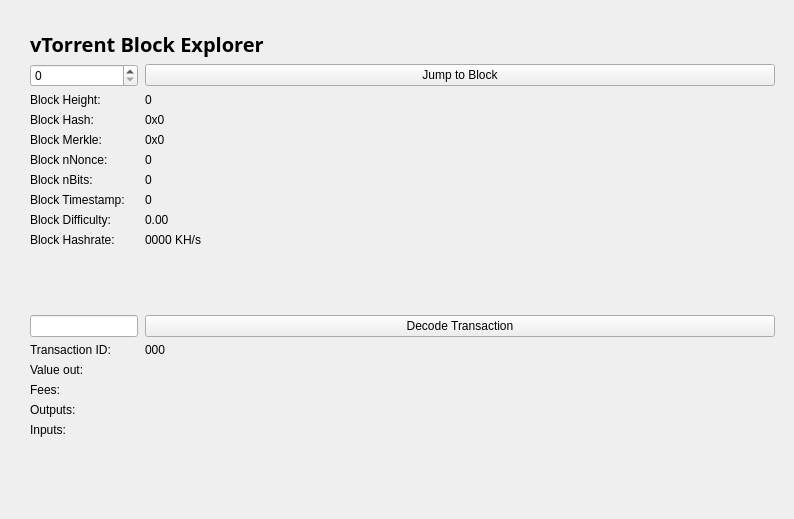
Above: src/qt/forms/blockbrowser.ui from vtorrent/vTorrent-Client before the change. Below: the same form after it.
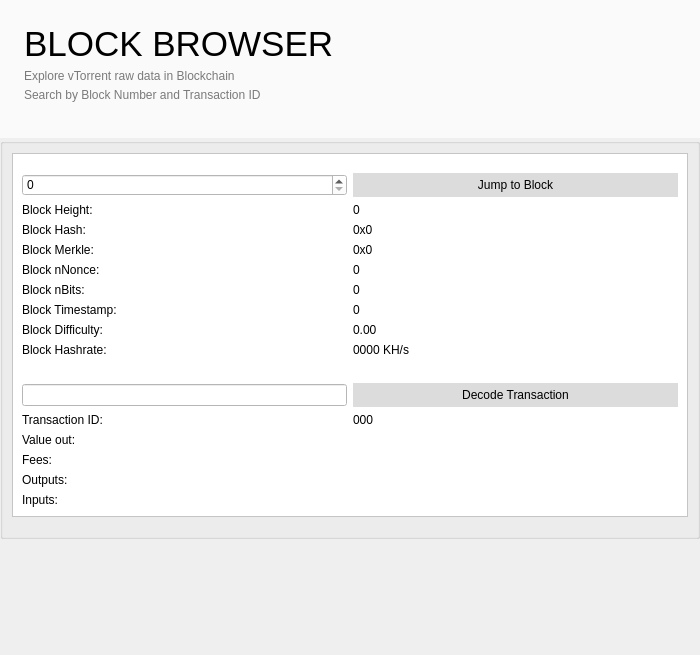
That is the form after the change.

Commit message:
vTorrent-Client 0.7.2 Beta
Major beta release

Diff of the .ui file:
```diff
--- a/src/qt/forms/blockbrowser.ui
+++ b/src/qt/forms/blockbrowser.ui
@@ -12,19 +12,13 @@
    <rect>
     <x>0</x>
     <y>0</y>
-    <width>794</width>
-    <height>519</height>
+    <width>700</width>
+    <height>655</height>
    </rect>
   </property>
-  <property name="sizePolicy">
-   <sizepolicy hsizetype="Preferred" vsizetype="Preferred">
-    <horstretch>0</horstretch>
-    <verstretch>0</verstretch>
-   </sizepolicy>
-  </property>
   <property name="minimumSize">
    <size>
-    <width>0</width>
+    <width>700</width>
     <height>0</height>
    </size>
   </property>
@@ -34,97 +28,188 @@
   <property name="windowTitle">
    <string>Form</string>
   </property>
-  <layout class="QGridLayout">
+  <layout class="QVBoxLayout" name="verticalLayout_3">
+   <property name="spacing">
+    <number>0</number>
+   </property>
    <property name="sizeConstraint">
     <enum>QLayout::SetMaximumSize</enum>
    </property>
    <property name="leftMargin">
-    <number>21</number>
+    <number>0</number>
    </property>
    <property name="topMargin">
-    <number>21</number>
+    <number>0</number>
    </property>
    <property name="rightMargin">
-    <number>10</number>
+    <number>0</number>
    </property>
-   <item row="1" column="0">
-    <widget class="QWidget" name="widget" native="true">
-     <layout class="QVBoxLayout" name="verticalLayout">
+   <property name="bottomMargin">
+    <number>0</number>
+   </property>
       <item>
+    <widget class="QFrame" name="MessagesTitle">
+     <property name="styleSheet">
+      <string notr="true">#MessagesTitle { 
+	background-color: rgb(250, 250, 250);
+}</string>
+     </property>
+     <property name="frameShape">
+      <enum>QFrame::NoFrame</enum>
+     </property>
+     <layout class="QVBoxLayout" name="verticalLayout_6">
+      <property name="spacing">
+       <number>5</number>
+      </property>
+      <property name="leftMargin">
+       <number>24</number>
+      </property>
+      <property name="topMargin">
+       <number>24</number>
+      </property>
+      <property name="rightMargin">
+       <number>24</number>
+      </property>
+      <property name="bottomMargin">
+       <number>36</number>
+      </property>
+      <item>
+       <widget class="QFrame" name="frame_10">
        <layout class="QHBoxLayout" name="horizontalLayout_4">
         <property name="spacing">
-         <number>7</number>
+          <number>5</number>
+         </property>
+         <property name="leftMargin">
+          <number>0</number>
+         </property>
+         <property name="topMargin">
+          <number>0</number>
+         </property>
+         <property name="rightMargin">
+          <number>0</number>
+         </property>
+         <property name="bottomMargin">
+          <number>0</number>
         </property>
         <item>
-         <widget class="QLabel" name="label_5">
+          <widget class="QLabel" name="label_9">
           <property name="font">
            <font>
-            <family>Open Sans,sans-serif</family>
+             <pointsize>26</pointsize>
            </font>
           </property>
           <property name="text">
-           <string>&lt;html&gt;&lt;head/&gt;&lt;body&gt;&lt;p&gt;&lt;span style=&quot; font-size:20px; font-weight:600; color:#000000;&quot;&gt;vTorrent Block Explorer &lt;/span&gt;&lt;/p&gt;&lt;/body&gt;&lt;/html&gt;</string>
+            <string>BLOCK BROWSER</string>
+           </property>
+           <property name="alignment">
+            <set>Qt::AlignBottom|Qt::AlignLeading|Qt::AlignLeft</set>
           </property>
          </widget>
         </item>
         <item>
-         <spacer name="horizontalSpacer_2">
+          <spacer name="horizontalSpacer_5">
           <property name="orientation">
            <enum>Qt::Horizontal</enum>
           </property>
+           <property name="sizeType">
+            <enum>QSizePolicy::Expanding</enum>
+           </property>
           <property name="sizeHint" stdset="0">
            <size>
-            <width>40</width>
+             <width>319</width>
             <height>20</height>
            </size>
           </property>
          </spacer>
         </item>
        </layout>
+       </widget>
       </item>
       <item>
-       <layout class="QGridLayout" name="gridLayout_3" rowstretch="0,0,0,0,0,0,0,0,0,0,0,0,0,0,0,0,0,0,0,0" columnstretch="0,0">
-        <property name="sizeConstraint">
-         <enum>QLayout::SetDefaultConstraint</enum>
-        </property>
-        <property name="horizontalSpacing">
-         <number>7</number>
-        </property>
-        <item row="17" column="1">
-         <widget class="QLabel" name="outputBox">
-          <property name="text">
-           <string/>
-          </property>
-          <property name="alignment">
-           <set>Qt::AlignLeading|Qt::AlignLeft|Qt::AlignTop</set>
-          </property>
-         </widget>
-        </item>
-        <item row="15" column="1">
-         <widget class="QLabel" name="valueBox">
+       <widget class="QFrame" name="frame_11">
+        <layout class="QVBoxLayout" name="verticalLayout_7">
+         <property name="spacing">
+          <number>5</number>
+         </property>
+         <property name="leftMargin">
+          <number>0</number>
+         </property>
+         <property name="topMargin">
+          <number>0</number>
+         </property>
+         <property name="rightMargin">
+          <number>0</number>
+         </property>
+         <property name="bottomMargin">
+          <number>0</number>
+         </property>
+         <item>
+          <widget class="QLabel" name="label_10">
+           <property name="styleSheet">
+            <string notr="true">QLabel {color: rgb(122, 122, 122);	 }
+
+</string>
+           </property>
           <property name="text">
-           <string/>
+            <string>Explore vTorrent raw data in Blockchain</string>
           </property>
          </widget>
         </item>
-        <item row="15" column="0">
-         <widget class="QLabel" name="valueLabel">
+         <item>
+          <widget class="QLabel" name="label_8">
+           <property name="styleSheet">
+            <string notr="true">QLabel {color: rgb(122, 122, 122);	 }
+
+</string>
+           </property>
           <property name="text">
-           <string>Value out:</string>
+            <string>Search by Block Number and Transaction ID</string>
           </property>
          </widget>
         </item>
-        <item row="18" column="0">
-         <widget class="QLabel" name="inputLabel">
-          <property name="text">
-           <string>Inputs:</string>
-          </property>
-          <property name="alignment">
-           <set>Qt::AlignLeading|Qt::AlignLeft|Qt::AlignTop</set>
-          </property>
-         </widget>
-        </item>
-        <item row="1" column="0">
+        </layout>
+       </widget>
+      </item>
+     </layout>
+    </widget>
+   </item>
+   <item>
+    <widget class="QGroupBox" name="groupBox">
+     <property name="title">
+      <string/>
+     </property>
+     <layout class="QVBoxLayout" name="verticalLayout_2">
+      <property name="spacing">
+       <number>5</number>
+      </property>
+      <item>
+       <widget class="QFrame" name="frame">
+        <property name="styleSheet">
+         <string notr="true">background-color: rgb(255,255,255);</string>
+        </property>
+        <property name="frameShape">
+         <enum>QFrame::StyledPanel</enum>
+        </property>
+        <layout class="QVBoxLayout" name="verticalLayout">
+         <item>
+          <spacer name="verticalSpacer_3">
+           <property name="orientation">
+            <enum>Qt::Vertical</enum>
+           </property>
+           <property name="sizeType">
+            <enum>QSizePolicy::Fixed</enum>
+           </property>
+           <property name="sizeHint" stdset="0">
+            <size>
+             <width>20</width>
+             <height>10</height>
+            </size>
+           </property>
+          </spacer>
+         </item>
+         <item>
+          <layout class="QHBoxLayout" name="horizontalLayout">
+           <item>
          <widget class="QSpinBox" name="heightBox">
           <property name="sizePolicy">
            <sizepolicy hsizetype="Preferred" vsizetype="Fixed">
@@ -137,261 +222,344 @@
           </property>
          </widget>
         </item>
-        <item row="6" column="1">
-         <widget class="QLabel" name="merkleBox">
-          <property name="minimumSize">
-           <size>
-            <width>187</width>
-            <height>0</height>
-           </size>
+           <item>
+            <widget class="QPushButton" name="blockButton">
+             <property name="styleSheet">
+              <string notr="true">QPushButton { background-color: rgb(220,220,220); color: rgb(0, 0, 0); border-style: outset; border-width: 0px; padding: 5px;
+}
+
+QPushButton:disabled { background-color: rgb(220,220,220,100); color: rgb(0, 0, 0, 100); border-style: outset; border-width: 0px; padding: 5px;
+}
+
+QPushButton:pressed { background-color: rgb(82,82,82); color: rgb(255,255,255); border-style: inset; border-width: 0px; padding: 5px;
+}
+
+QPushButton:hover { background-color: rgb(82,82,82,100); color: rgb(255,255,255); border-style: inset; border-width: 0px; padding: 5px;
+}</string>
           </property>
           <property name="text">
-           <string>0x0</string>
+              <string>Jump to Block</string>
           </property>
          </widget>
         </item>
-        <item row="19" column="0">
-         <spacer name="verticalSpacer">
-          <property name="orientation">
-           <enum>Qt::Vertical</enum>
-          </property>
-          <property name="sizeHint" stdset="0">
-           <size>
-            <width>20</width>
-            <height>40</height>
-           </size>
-          </property>
-         </spacer>
-        </item>
-        <item row="13" column="0">
-         <widget class="QLineEdit" name="txBox">
-          <property name="sizePolicy">
-           <sizepolicy hsizetype="Preferred" vsizetype="Fixed">
-            <horstretch>0</horstretch>
-            <verstretch>0</verstretch>
-           </sizepolicy>
-          </property>
-          <property name="inputMask">
-           <string comment="Transaction id" extracomment="Transaction id"/>
-          </property>
-          <property name="placeholderText">
-           <string/>
-          </property>
-         </widget>
-        </item>
-        <item row="11" column="1">
-         <widget class="QLabel" name="pawBox">
-          <property name="text">
-           <string>0000 KH/s</string>
-          </property>
-         </widget>
-        </item>
-        <item row="6" column="0">
-         <widget class="QLabel" name="merkleLabel">
-          <property name="text">
-           <string>Block Merkle:</string>
-          </property>
-         </widget>
-        </item>
-        <item row="14" column="1">
-         <widget class="QLabel" name="txID">
-          <property name="text">
-           <string>000</string>
-          </property>
-         </widget>
-        </item>
-        <item row="10" column="0">
-         <widget class="QLabel" name="hardLabel">
-          <property name="text">
-           <string>Block Difficulty:</string>
-          </property>
-         </widget>
-        </item>
-        <item row="17" column="0">
-         <widget class="QLabel" name="outputLabel">
-          <property name="text">
-           <string>Outputs:</string>
-          </property>
-          <property name="alignment">
-           <set>Qt::AlignLeading|Qt::AlignLeft|Qt::AlignTop</set>
-          </property>
-         </widget>
-        </item>
-        <item row="3" column="0">
+          </layout>
+         </item>
+         <item>
+          <layout class="QGridLayout" name="gridLayout">
+           <item row="0" column="0">
          <widget class="QLabel" name="heightLabel_2">
           <property name="text">
            <string>Block Height:</string>
           </property>
          </widget>
         </item>
-        <item row="4" column="0">
+           <item row="0" column="1">
+            <widget class="QLabel" name="heightLabel">
+             <property name="text">
+              <string>0</string>
+             </property>
+            </widget>
+           </item>
+           <item row="1" column="0">
          <widget class="QLabel" name="hashLabel">
           <property name="text">
            <string>Block Hash:</string>
           </property>
          </widget>
         </item>
-        <item row="3" column="1">
-         <widget class="QLabel" name="heightLabel">
-          <property name="text">
-           <string>0</string>
-          </property>
-         </widget>
-        </item>
-        <item row="16" column="1">
-         <widget class="QLabel" name="feesBox">
-          <property name="text">
-           <string/>
-          </property>
-         </widget>
-        </item>
-        <item row="12" column="0">
-         <spacer name="verticalSpacer_2">
-          <property name="orientation">
-           <enum>Qt::Vertical</enum>
-          </property>
-          <property name="sizeHint" stdset="0">
-           <size>
-            <width>20</width>
-            <height>40</height>
-           </size>
-          </property>
-         </spacer>
-        </item>
-        <item row="18" column="1">
-         <widget class="QLabel" name="inputBox">
-          <property name="text">
-           <string/>
-          </property>
-          <property name="alignment">
-           <set>Qt::AlignLeading|Qt::AlignLeft|Qt::AlignTop</set>
-          </property>
-         </widget>
-        </item>
-        <item row="14" column="0">
-         <widget class="QLabel" name="txLabel">
-          <property name="text">
-           <string>Transaction ID:</string>
-          </property>
-         </widget>
-        </item>
-        <item row="13" column="1">
-         <widget class="QPushButton" name="txButton">
-          <property name="text">
-           <string>Decode Transaction</string>
-          </property>
-         </widget>
-        </item>
         <item row="1" column="1">
-         <widget class="QPushButton" name="blockButton">
+            <widget class="QLabel" name="hashBox">
+             <property name="enabled">
+              <bool>true</bool>
+             </property>
+             <property name="sizePolicy">
+              <sizepolicy hsizetype="Preferred" vsizetype="Preferred">
+               <horstretch>0</horstretch>
+               <verstretch>0</verstretch>
+              </sizepolicy>
+             </property>
+             <property name="minimumSize">
+              <size>
+               <width>0</width>
+               <height>0</height>
+              </size>
+             </property>
           <property name="text">
-           <string>Jump to Block</string>
+              <string>0x0</string>
           </property>
          </widget>
         </item>
-        <item row="7" column="0">
+           <item row="2" column="0">
+            <widget class="QLabel" name="merkleLabel">
+             <property name="text">
+              <string>Block Merkle:</string>
+             </property>
+            </widget>
+           </item>
+           <item row="2" column="1">
+            <widget class="QLabel" name="merkleBox">
+             <property name="minimumSize">
+              <size>
+               <width>187</width>
+               <height>0</height>
+              </size>
+             </property>
+             <property name="text">
+              <string>0x0</string>
+             </property>
+            </widget>
+           </item>
+           <item row="3" column="0">
          <widget class="QLabel" name="nonceLabel">
           <property name="text">
            <string>Block nNonce:</string>
           </property>
          </widget>
         </item>
-        <item row="11" column="0">
-         <widget class="QLabel" name="pawLabel">
+           <item row="3" column="1">
+            <widget class="QLabel" name="nonceBox">
           <property name="text">
-           <string>Block Hashrate:</string>
+              <string>0</string>
           </property>
          </widget>
         </item>
-        <item row="8" column="0">
+           <item row="4" column="0">
          <widget class="QLabel" name="bitsLabel">
           <property name="text">
            <string>Block nBits:</string>
           </property>
          </widget>
         </item>
-        <item row="7" column="1">
-         <widget class="QLabel" name="nonceBox">
+           <item row="4" column="1">
+            <widget class="QLabel" name="bitsBox">
           <property name="text">
            <string>0</string>
           </property>
          </widget>
         </item>
-        <item row="9" column="0">
+           <item row="5" column="0">
          <widget class="QLabel" name="timeLabel">
           <property name="text">
            <string>Block Timestamp:</string>
           </property>
          </widget>
         </item>
-        <item row="10" column="1">
+           <item row="5" column="1">
+            <widget class="QLabel" name="timeBox">
+             <property name="text">
+              <string>0</string>
+             </property>
+            </widget>
+           </item>
+           <item row="6" column="0">
+            <widget class="QLabel" name="hardLabel">
+             <property name="text">
+              <string>Block Difficulty:</string>
+             </property>
+            </widget>
+           </item>
+           <item row="6" column="1">
          <widget class="QLabel" name="hardBox">
           <property name="text">
            <string>0.00</string>
           </property>
          </widget>
         </item>
-        <item row="8" column="1">
-         <widget class="QLabel" name="bitsBox">
+           <item row="7" column="0">
+            <widget class="QLabel" name="pawLabel">
           <property name="text">
-           <string>0</string>
+              <string>Block Hashrate:</string>
           </property>
          </widget>
         </item>
-        <item row="16" column="0">
+           <item row="7" column="1">
+            <widget class="QLabel" name="pawBox">
+             <property name="text">
+              <string>0000 KH/s</string>
+             </property>
+            </widget>
+           </item>
+          </layout>
+         </item>
+         <item>
+          <spacer name="verticalSpacer_2">
+           <property name="orientation">
+            <enum>Qt::Vertical</enum>
+           </property>
+           <property name="sizeType">
+            <enum>QSizePolicy::Fixed</enum>
+           </property>
+           <property name="sizeHint" stdset="0">
+            <size>
+             <width>20</width>
+             <height>20</height>
+            </size>
+           </property>
+          </spacer>
+         </item>
+         <item>
+          <layout class="QHBoxLayout" name="horizontalLayout_2">
+           <item>
+            <widget class="QLineEdit" name="txBox">
+             <property name="sizePolicy">
+              <sizepolicy hsizetype="Preferred" vsizetype="Fixed">
+               <horstretch>0</horstretch>
+               <verstretch>0</verstretch>
+              </sizepolicy>
+             </property>
+             <property name="inputMask">
+              <string comment="Transaction id" extracomment="Transaction id"/>
+             </property>
+             <property name="placeholderText">
+              <string/>
+             </property>
+            </widget>
+           </item>
+           <item>
+            <widget class="QPushButton" name="txButton">
+             <property name="styleSheet">
+              <string notr="true">QPushButton { background-color: rgb(220,220,220); color: rgb(0, 0, 0); border-style: outset; border-width: 0px; padding: 5px;
+}
+
+QPushButton:disabled { background-color: rgb(220,220,220,100); color: rgb(0, 0, 0, 100); border-style: outset; border-width: 0px; padding: 5px;
+}
+
+QPushButton:pressed { background-color: rgb(82,82,82); color: rgb(255,255,255); border-style: inset; border-width: 0px; padding: 5px;
+}
+
+QPushButton:hover { background-color: rgb(82,82,82,100); color: rgb(255,255,255); border-style: inset; border-width: 0px; padding: 5px;
+}</string>
+             </property>
+             <property name="text">
+              <string>Decode Transaction</string>
+             </property>
+            </widget>
+           </item>
+          </layout>
+         </item>
+         <item>
+          <layout class="QGridLayout" name="gridLayout_2">
+           <item row="0" column="0">
+            <widget class="QLabel" name="txLabel">
+             <property name="text">
+              <string>Transaction ID:</string>
+             </property>
+            </widget>
+           </item>
+           <item row="0" column="1">
+            <widget class="QLabel" name="txID">
+             <property name="text">
+              <string>000</string>
+             </property>
+            </widget>
+           </item>
+           <item row="1" column="0">
+            <widget class="QLabel" name="valueLabel">
+             <property name="text">
+              <string>Value out:</string>
+             </property>
+            </widget>
+           </item>
+           <item row="1" column="1">
+            <widget class="QLabel" name="valueBox">
+             <property name="text">
+              <string/>
+             </property>
+            </widget>
+           </item>
+           <item row="2" column="0">
          <widget class="QLabel" name="feesLabel">
           <property name="text">
            <string>Fees:</string>
           </property>
          </widget>
         </item>
-        <item row="9" column="1">
-         <widget class="QLabel" name="timeBox">
+           <item row="2" column="1">
+            <widget class="QLabel" name="feesBox">
           <property name="text">
-           <string>0</string>
+              <string/>
+             </property>
+            </widget>
+           </item>
+           <item row="3" column="0">
+            <widget class="QLabel" name="outputLabel">
+             <property name="text">
+              <string>Outputs:</string>
+             </property>
+             <property name="alignment">
+              <set>Qt::AlignLeading|Qt::AlignLeft|Qt::AlignTop</set>
+             </property>
+            </widget>
+           </item>
+           <item row="3" column="1">
+            <widget class="QLabel" name="outputBox">
+             <property name="text">
+              <string/>
+             </property>
+             <property name="alignment">
+              <set>Qt::AlignLeading|Qt::AlignLeft|Qt::AlignTop</set>
+             </property>
+            </widget>
+           </item>
+           <item row="4" column="0">
+            <widget class="QLabel" name="inputLabel">
+             <property name="text">
+              <string>Inputs:</string>
+             </property>
+             <property name="alignment">
+              <set>Qt::AlignLeading|Qt::AlignLeft|Qt::AlignTop</set>
           </property>
          </widget>
         </item>
         <item row="4" column="1">
-         <widget class="QLabel" name="hashBox">
-          <property name="enabled">
-           <bool>true</bool>
-          </property>
-          <property name="sizePolicy">
-           <sizepolicy hsizetype="Preferred" vsizetype="Preferred">
-            <horstretch>0</horstretch>
-            <verstretch>0</verstretch>
-           </sizepolicy>
-          </property>
-          <property name="minimumSize">
-           <size>
-            <width>0</width>
-            <height>0</height>
-           </size>
-          </property>
+            <widget class="QLabel" name="inputBox">
           <property name="text">
-           <string>0x0</string>
-          </property>
-         </widget>
-        </item>
-        <item row="12" column="1">
-         <spacer name="horizontalSpacer">
+              <string/>
+             </property>
+             <property name="alignment">
+              <set>Qt::AlignLeading|Qt::AlignLeft|Qt::AlignTop</set>
+             </property>
+            </widget>
+           </item>
+          </layout>
+         </item>
+        </layout>
+       </widget>
+      </item>
+      <item>
+       <spacer name="verticalSpacer_4">
           <property name="orientation">
-           <enum>Qt::Horizontal</enum>
-          </property>
+         <enum>Qt::Vertical</enum>
+        </property>
+        <property name="sizeType">
+         <enum>QSizePolicy::Fixed</enum>
+        </property>
           <property name="sizeHint" stdset="0">
            <size>
-            <width>40</width>
-            <height>20</height>
+          <width>20</width>
+          <height>10</height>
            </size>
           </property>
          </spacer>
         </item>
        </layout>
-      </item>
-     </layout>
+     <zorder>frame</zorder>
+     <zorder>verticalSpacer_4</zorder>
     </widget>
    </item>
+   <item>
+    <spacer name="verticalSpacer">
+     <property name="orientation">
+      <enum>Qt::Vertical</enum>
+     </property>
+     <property name="sizeHint" stdset="0">
+      <size>
+       <width>20</width>
+       <height>40</height>
+      </size>
+     </property>
+    </spacer>
+   </item>
   </layout>
  </widget>
  <resources/>
```
Lines whose indentation alone changed are shown as unchanged. The commit also changes 599 other files.
